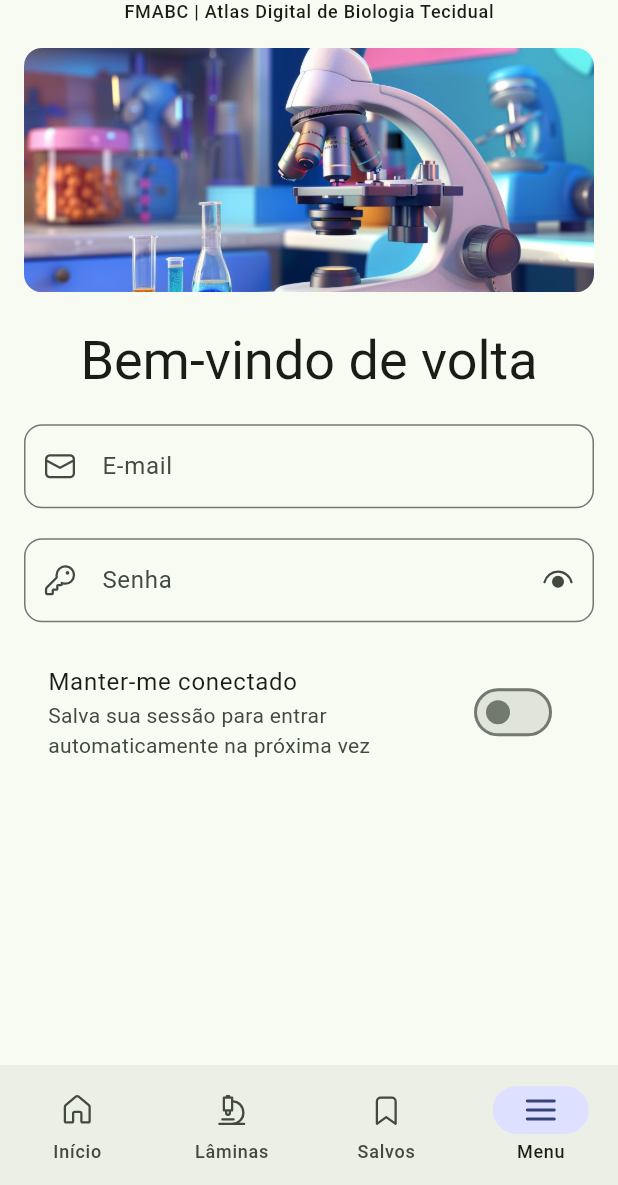
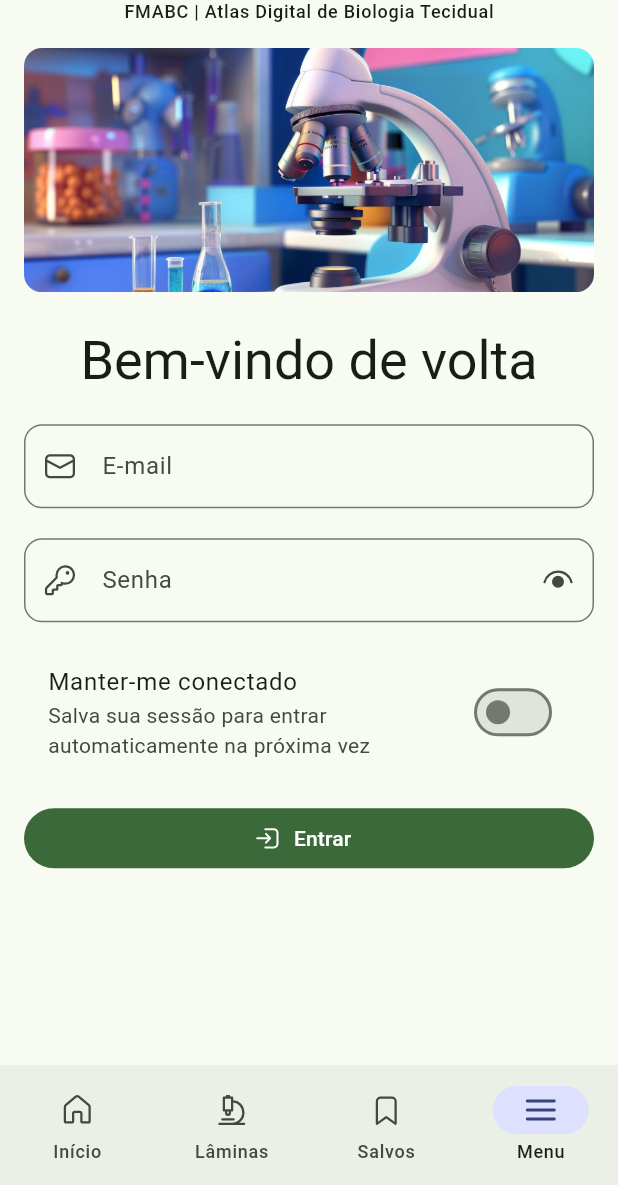
Before and after one commit to guimduarte/TTI206-ProjetoIntegradorInterdisciplinar-DesenvolvimentoMultiplataforma, a Flutter app: the LoginPage screen opened by its route, on a phone screen of 412 x 824 dp, the part 51-1236 px from its top. Run offline on Flutter 3.47's test engine with Material 3 defaults, Android fonts, the phone set to English and light mode, and no system bars; our stand-ins replace fluentui_system_icons, go_router.

Commit message:
feat(login-form): botão de submit

```diff
--- a/atlas_digital_fmabc/lib/widgets/form/login_form.dart
+++ b/atlas_digital_fmabc/lib/widgets/form/login_form.dart
@@ -63,6 +63,21 @@ class _LoginFormState extends State<LoginForm> {
       }),
     );
 
+    /// Botão de realizar login.
+    final submitButton = Row(
+      children: [
+        Expanded(
+          child: FilledButton.icon(
+            onPressed: () {
+              // TODO: realizar autenticação
+            },
+            label: Text("Entrar"),
+            icon: Icon(FluentIcons.arrow_enter_20_filled),
+          ),
+        ),
+      ],
+    );
+
     return Padding(
       padding: const EdgeInsets.symmetric(vertical: 24.0),
       child: Column(
@@ -77,6 +92,9 @@ class _LoginFormState extends State<LoginForm> {
 
           // Continuar logado
           rememberMeSwitch,
+
+          // Botão de submissão
+          submitButton,
         ],
       ),
     );
```
